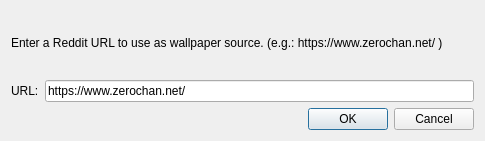
Old version of the form wpcg/presentation/ui/webDialog.ui in the repository JakobPer/wpcg-py.
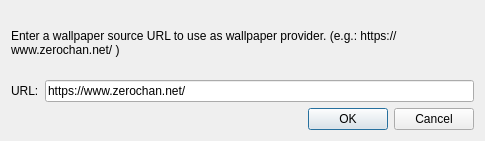
New version of the form. Icons and pictures are not drawn.

Patch:
```diff
--- a/wpcg/presentation/ui/webDialog.ui
+++ b/wpcg/presentation/ui/webDialog.ui
@@ -23,7 +23,7 @@
    <item>
     <widget class="QLabel" name="label_2">
      <property name="text">
-      <string>Enter a Reddit URL to use as wallpaper source. (e.g.: https://www.zerochan.net/ )</string>
+      <string>Enter a wallpaper source URL to use as wallpaper provider. (e.g.: https://www.zerochan.net/ )</string>
      </property>
      <property name="textFormat">
       <enum>Qt::AutoText</enum>
```
Left out of the diff: 11 changed lines with no effect on the pictures.
